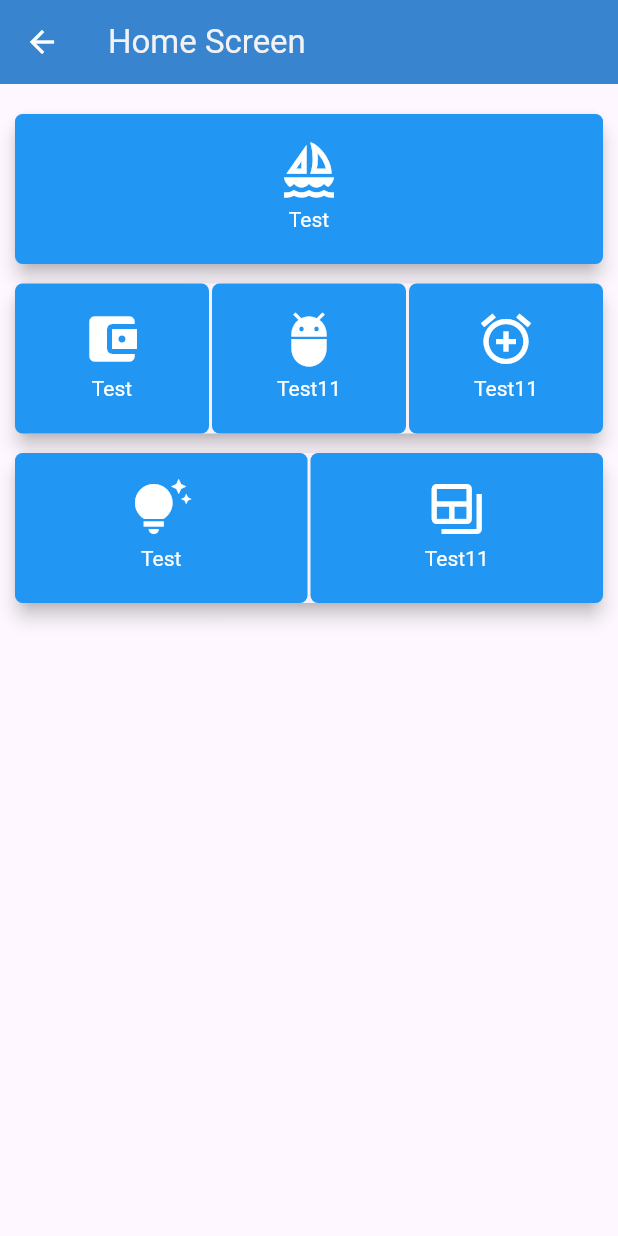
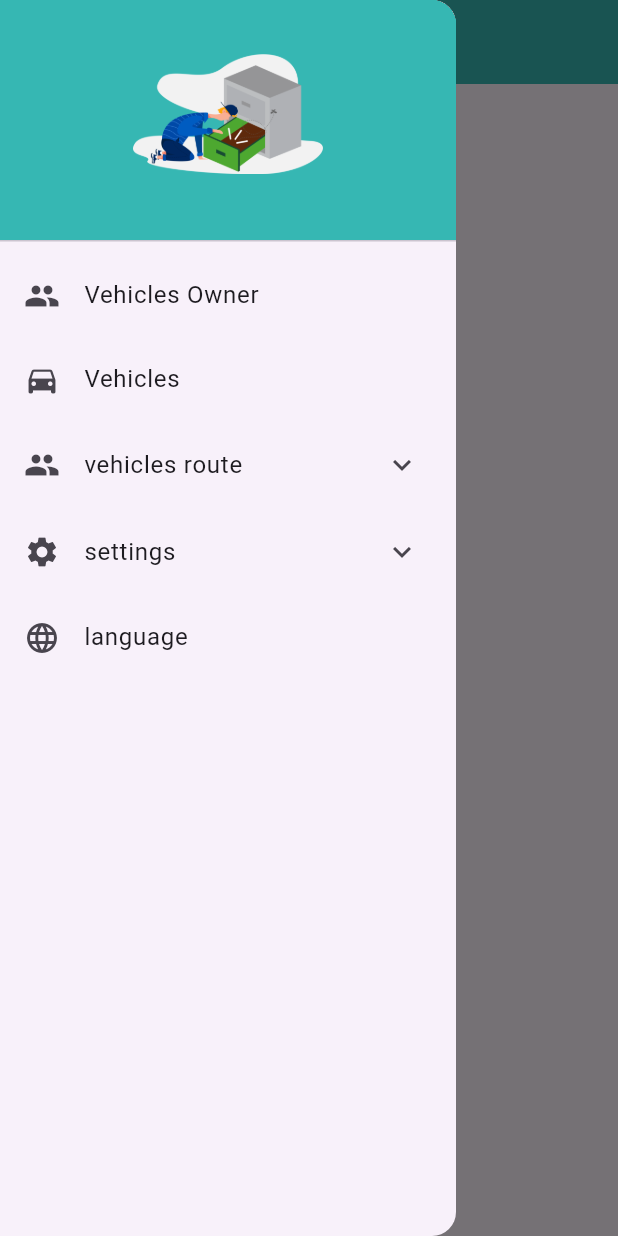
Before and after one commit to abubakar9999/eTicket, a Flutter app: the HomeScreen screen opened directly, with the side drawer open (before the commit the screen has no drawer), on a phone screen of 412 x 824 dp. Run offline on Flutter 3.47's test engine with Material 3 defaults, Android fonts, the phone set to English and light mode, and no system bars; our stand-ins replace bloc, connectivity_plus, equatable, flutter_bloc, flutter_dotenv, flutter_screenutil and 3 more; missing offline and left inert: is_first_run; accounts and stored records are empty.

Commit message:
drawer add

```diff
--- /dev/null
+++ b/lib/home_drawer.dart
@@ -0,0 +1,102 @@
+import 'package:eticket/src/features/vehicles_owner/vehicles_owner_list_screen.dart';
+import 'package:flutter/material.dart';
+
+
+
+
+class AppDrawer extends StatefulWidget {
+  //final List<AllNotification>? notification;
+
+  const AppDrawer({super.key,
+    //required this.notification
+  });
+  @override
+  State<AppDrawer> createState() => _AppDrawerState();
+}
+
+class _AppDrawerState extends State<AppDrawer> {
+  @override
+  Widget build(BuildContext context) {
+    return Drawer(
+      //backgroundColor: Color(0xff36B7B3),
+        child:
+        ListView(
+          padding: EdgeInsets.zero,
+          children: <Widget>[
+            DrawerHeader(
+              decoration: const BoxDecoration(
+                color: Color(0xff36B7B3),
+              ),
+              child: Column(
+                crossAxisAlignment: CrossAxisAlignment.center,
+                children: [
+                  const SizedBox(height: 20),
+                  Image.asset(
+                    'assets/images/noData.png', // Replace with your logo asset
+                    height: 80,
+                  ),
+                  const SizedBox(height: 10),
+
+                ],
+              ),
+            ),
+            ListTile(
+              leading: const Icon(Icons.people),
+              title: Text('Vehicles Owner'),
+              onTap: () {
+                Navigator.of(context).push(MaterialPageRoute(builder: (context) =>  VehiclesOwnerListScreen()));
+              },
+            ),
+            ListTile(
+              title: Text('Vehicles'),
+              leading: const Icon(Icons.directions_car),
+              onTap: () {
+              },
+            ),
+            ExpansionTile(
+              title: Text('vehicles route'),
+              leading: const Icon(Icons.people),
+              children: [
+                ListTile(
+                  leading: const Icon(Icons.double_arrow),
+                  title: Text('route list'),
+                  onTap: () {
+                  },
+                ),
+                ListTile(
+                  leading: const Icon(Icons.double_arrow),
+                  title: Text('add route'),
+                  onTap: () {
+                  },
+                ),
+              ],
+            ),
+
+            ExpansionTile(
+              title: Text('settings'),
+              leading: const Icon(Icons.settings),
+              children: [
+                ListTile(
+                  leading: const Icon(Icons.double_arrow),
+                  title: Text('change_password'),
+                  onTap: () {
+                    //Navigator.of(context).push(MaterialPageRoute(builder: (context) => ChangePasswordScreen(),));
+                  },
+                ),
+
+              ],
+            ),
+
+            ListTile(
+              leading: const Icon(Icons.language),
+              title: Text('language'), // Use .tr for translation support
+              onTap: () {
+                //LanguageSelector().builddialog(context); // ✅ FIXED: Call the dialog function
+              },
+            ),
+
+          ],
+        )
+    );
+  }
+}
--- a/lib/src/core/utils/color_utils.dart
+++ b/lib/src/core/utils/color_utils.dart
@@ -25,11 +25,13 @@ class ColorUtils {
   static Color delivery_collectionColor = const Color(0xFFFEC145);
 
   static Color getPrimaryColor() {
-    return const Color(0xFF0054A6);
+   // return const Color(0xFF0054A6);
+    return const Color(0xff36B7B3);
   }
 
   static Color getPrimaryGradientColor() {
-    return const Color(0xFF3884CE);
+    //return const Color(0xFF3884CE);
+    return const Color(0xff36B7B3);
   }
   static Color getBackgroundColor() {
     return const Color(0xFFF1F2F5);
--- a/lib/src/features/home/home_screen.dart
+++ b/lib/src/features/home/home_screen.dart
@@ -1,10 +1,8 @@
 
+import 'package:eticket/home_drawer.dart';
+import 'package:eticket/src/core/utils/color_utils.dart';
+import 'package:flutter/material.dart';
 
-import 'package:eticket/src/core/utils/color_utils.dart';
-import 'package:eticket/src/core/utils/context.dart';
-import 'package:eticket/src/features/dashboard/dashboard.dart';
-import 'package:eticket/src/features/home/widgets/home_screen_custom_button.dart';
-import 'package:flutter/material.dart';
 
 class HomeScreen extends StatefulWidget {
   const HomeScreen({super.key});
@@ -26,6 +24,7 @@ class _HomeScreenState extends State<HomeScreen> {
           ),
            title: Text('Home Screen', style: TextStyle(color: ColorUtils.getBackgroundColor()),),
         ),
+      drawer: AppDrawer(),
       body: SingleChildScrollView(
         child: Padding(
           padding: const EdgeInsets.all(6.0),
@@ -35,102 +34,6 @@ class _HomeScreenState extends State<HomeScreen> {
               Column(
                 children: [
 
-                  Card(
-                    elevation: 5,
-                    shape: RoundedRectangleBorder(
-                      borderRadius: BorderRadius.circular(10),
-                    ),
-                    child: Row(
-                      children: [
-
-                        Expanded(
-                          child: CustomButton(
-                            text: "Test",
-                            icon: Icons.sailing_outlined,
-                            onPressed: () {},
-                            iconColor: Colors.white,
-                            //backgroundColor: Colors.green, // ✅ custom background
-                          ),
-                        ),
-
-                      ],
-                    ),
-                  ),
-                  const SizedBox(height: 5),
-                  Card(
-                    elevation: 5,
-                    shape: RoundedRectangleBorder(
-                      borderRadius: BorderRadius.circular(10),
-                    ),
-                    child: Row(
-                      children: [
-
-                        Expanded(
-                          child: CustomButton(
-                            text: "Test",
-                            icon: Icons.account_balance_wallet,
-                            onPressed: () {},
-                            iconColor: Colors.white,
-                            //backgroundColor: Colors.green, // ✅ custom background
-                          ),
-                        ),
-                        const SizedBox(width: 2),
-                        Expanded(
-                          child: CustomButton(
-                            text: 'Test11',
-                            icon: Icons.adb,
-                            iconColor: Colors.white,
-                            onPressed: () async {
-                               //context.fadePushRemoveUntil(  const BusDashboard());
-                            },
-                          ),
-                        ),
-
-                        const SizedBox(width: 2),
-                        Expanded(
-                          child: CustomButton(
-                            text: 'Test11',
-                            icon: Icons.add_alarm_sharp,
-                            iconColor: Colors.white,
-                            onPressed: () async {
-                            },
-                          ),
-                        )
-
-                      ],
-                    ),
-                  ),
-                  const SizedBox(height: 5),
-                  Card(
-                    elevation: 5,
-                    shape: RoundedRectangleBorder(
-                      borderRadius: BorderRadius.circular(10),
-                    ),
-                    child: Row(
-                      children: [
-
-                        Expanded(
-                          child: CustomButton(
-                            text: "Test",
-                            icon: Icons.tips_and_updates,
-                            onPressed: () {},
-                            iconColor: Colors.white,
-                            //backgroundColor: Colors.green, // ✅ custom background
-                          ),
-                        ),
-                        const SizedBox(width: 2),
-                        Expanded(
-                          child: CustomButton(
-                            text: 'Test11',
-                            icon: Icons.backup_table,
-                            iconColor: Colors.white,
-                            onPressed: () async {
-                            },
-                          ),
-                        )
-                      ],
-                    ),
-                  ),
                 ],
               ),
             ],
--- a/lib/src/features/login/blocs/login_bloc.dart
+++ b/lib/src/features/login/blocs/login_bloc.dart
@@ -2,6 +2,7 @@ import 'dart:async';
 
 import 'package:bloc/bloc.dart';
 import 'package:equatable/equatable.dart';
+import 'package:eticket/session_manager.dart';
 import 'package:eticket/src/core/constants/hive_constants.dart';
 import 'package:eticket/src/data/data_sources/local/local_data_sorce.dart';
 import 'package:eticket/src/data/data_sources/remort/remote_data_sorce.dart';
@@ -27,6 +28,10 @@ class LoginBloc extends Bloc<LoginEvent, LoginState> {
         "password": event.pass.trim(),
       });
       if((data.data?.token ?? '').isNotEmpty || data.message =="OK"){
+        SessionManager prefs = SessionManager();
+        prefs.setAuthToken(data.data!.token!);
+        prefs.setLogin(true);
+
         // Login successful
         //await HiveOperation().addData(data.data!.token , HiveBoxKeys.tocken);
 
--- a/pubspec.yaml
+++ b/pubspec.yaml
@@ -43,6 +43,8 @@ dependencies:
   hive_flutter: ^1.1.0
   flutter_screenutil: ^5.9.3
   connectivity_plus: ^7.0.0
+  shared_preferences: ^2.5.3
+  is_first_run: ^1.0.0
 
 dev_dependencies:
   flutter_test:
```
Also changed, not shown: lib/session_manager.dart (added, +66 -0 lines), lib/src/features/splash/splash_screen.dart (+44 -7 lines), lib/src/features/vehicles_owner/vehicles_owner_list_screen.dart (added, +62 -0 lines), lib/src/features/vehicles_owner/vehicles_owner_screen.dart (added, +171 -0 lines), pubspec.lock, 1 other file.
